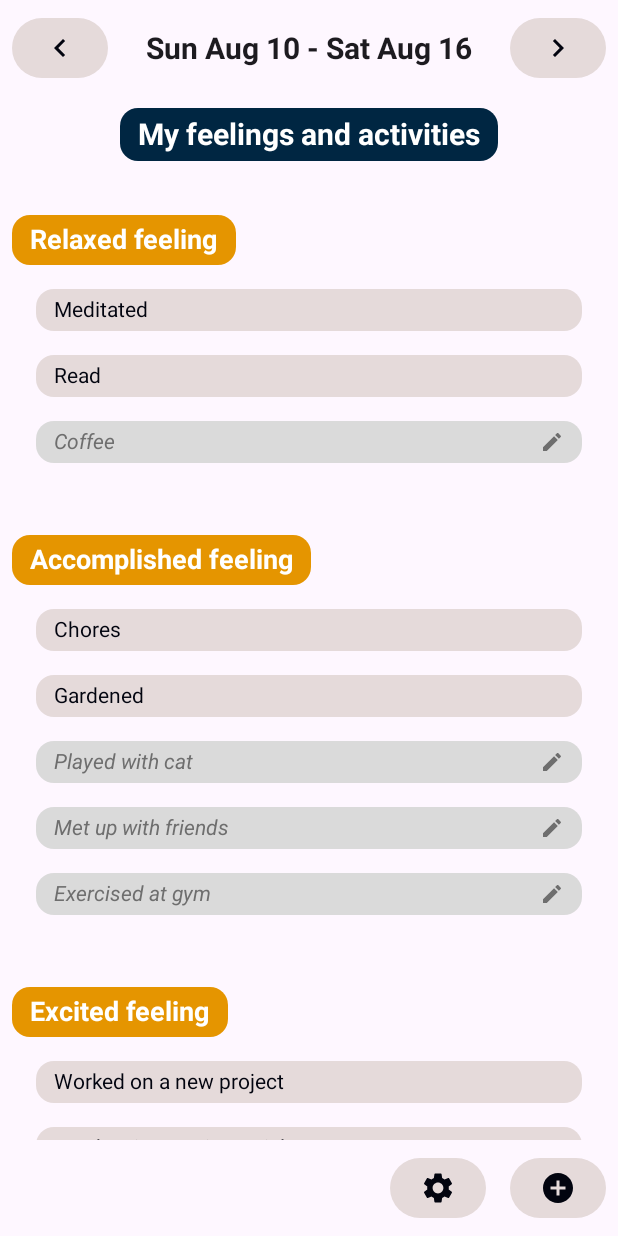
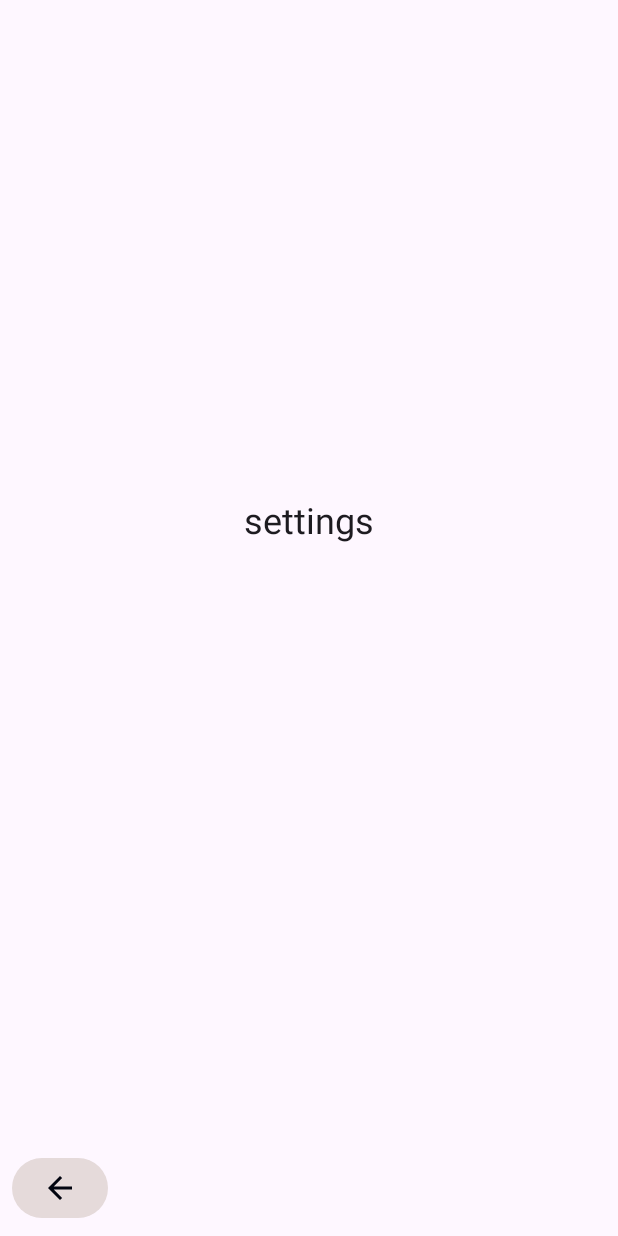
Before and after one commit to msilvprog7/wellbeing-quest, an Android app built with Jetpack Compose: the screen it shows after launch (WeekActivity before the commit, SettingsActivity after it), after a tap on "Navigate to settings", on a phone screen of 412 x 824 dp. Run offline under Robolectric (Android 15) with nearby library versions, the phone set to English and light mode, and no system bars.

Commit message:
Add app navigation between screens

```diff
--- a/app/app/build.gradle.kts
+++ b/app/app/build.gradle.kts
@@ -10,7 +10,7 @@ android {
 
     defaultConfig {
         applicationId = "app.wellbeingquest"
-        minSdk = 24
+        minSdk = 26
         targetSdk = 36
         versionCode = 1
         versionName = "1.0"
@@ -40,9 +40,9 @@ android {
 }
 
 dependencies {
-
     implementation(libs.androidx.core.ktx)
     implementation(libs.androidx.lifecycle.runtime.ktx)
+    implementation(libs.androidx.lifecycle.viewmodel.compose)
     implementation(libs.androidx.activity.compose)
     implementation(platform(libs.androidx.compose.bom))
     implementation(libs.androidx.ui)
--- a/app/app/src/main/AndroidManifest.xml
+++ b/app/app/src/main/AndroidManifest.xml
@@ -11,6 +11,12 @@
         android:roundIcon="@mipmap/ic_launcher_round"
         android:supportsRtl="true"
         android:theme="@style/Theme.WellbeingQuest">
+        <activity
+            android:name=".SettingsActivity"
+            android:exported="false" />
+        <activity
+            android:name=".AddActivity"
+            android:exported="false" />
         <activity
             android:name=".WeekActivity"
             android:exported="false" />
--- /dev/null
+++ b/app/app/src/main/java/app/wellbeingquest/SettingsActivity.kt
@@ -0,0 +1,55 @@
+package app.wellbeingquest
+
+import android.content.Intent
+import android.os.Bundle
+import androidx.activity.ComponentActivity
+import androidx.activity.compose.setContent
+import androidx.compose.foundation.layout.Column
+import androidx.compose.foundation.layout.WindowInsets
+import androidx.compose.foundation.layout.fillMaxSize
+import androidx.compose.foundation.layout.padding
+import androidx.compose.foundation.layout.safeDrawing
+import androidx.compose.material.icons.Icons
+import androidx.compose.material.icons.automirrored.filled.ArrowBack
+import androidx.compose.material3.Scaffold
+import androidx.compose.ui.Alignment
+import androidx.compose.ui.Modifier
+import app.wellbeingquest.ui.theme.BottomBar
+import app.wellbeingquest.ui.theme.NavigationButton
+
+class SettingsActivity : ComponentActivity() {
+    override fun onCreate(savedInstanceState: Bundle?) {
+        super.onCreate(savedInstanceState)
+        setContent {
+            Scaffold(
+                modifier = Modifier.fillMaxSize(),
+                contentWindowInsets = WindowInsets.safeDrawing,
+                bottomBar = {
+                    BottomBar(
+                        alignment = Alignment.Start,
+                        modifier = Modifier) {
+                        NavigationButton(
+                            imageVector = Icons.AutoMirrored.Filled.ArrowBack,
+                            contentDescription = "Navigate back to Week",
+                            onClick = {
+                                var intent = Intent(this@SettingsActivity, WeekActivity::class.java)
+                                startActivity(intent)
+                            }
+                        )
+                    }
+                }
+            ) { innerPadding ->
+                Column(
+                    modifier = Modifier
+                        .fillMaxSize()
+                        .padding(innerPadding)
+                ) {
+                    Greeting(
+                        text = "settings",
+                        modifier = Modifier.padding(innerPadding)
+                    )
+                }
+            }
+        }
+    }
+}
--- a/app/app/src/main/java/app/wellbeingquest/WeekActivity.kt
+++ b/app/app/src/main/java/app/wellbeingquest/WeekActivity.kt
@@ -1,10 +1,9 @@
 package app.wellbeingquest
 
+import android.content.Intent
 import android.os.Bundle
-import android.widget.Toast
 import androidx.activity.ComponentActivity
 import androidx.activity.compose.setContent
-import androidx.compose.foundation.ScrollState
 import androidx.compose.foundation.background
 import androidx.compose.foundation.layout.Arrangement
 import androidx.compose.foundation.layout.Column
@@ -18,7 +17,6 @@ import androidx.compose.foundation.layout.height
 import androidx.compose.foundation.layout.padding
 import androidx.compose.foundation.layout.safeDrawing
 import androidx.compose.foundation.layout.size
-import androidx.compose.foundation.layout.width
 import androidx.compose.foundation.layout.wrapContentWidth
 import androidx.compose.foundation.rememberScrollState
 import androidx.compose.foundation.shape.RoundedCornerShape
@@ -29,31 +27,63 @@ import androidx.compose.material.icons.automirrored.filled.KeyboardArrowRight
 import androidx.compose.material.icons.filled.AddCircle
 import androidx.compose.material.icons.filled.Edit
 import androidx.compose.material.icons.filled.Settings
-import androidx.compose.material3.Button
-import androidx.compose.material3.ButtonDefaults
 import androidx.compose.material3.Icon
 import androidx.compose.material3.Scaffold
 import androidx.compose.material3.Text
 import androidx.compose.runtime.Composable
+import androidx.compose.runtime.collectAsState
 import androidx.compose.ui.Alignment
 import androidx.compose.ui.Modifier
 import androidx.compose.ui.graphics.Color
-import androidx.compose.ui.graphics.vector.ImageVector
-import androidx.compose.ui.platform.LocalContext
 import androidx.compose.ui.text.font.FontStyle
 import androidx.compose.ui.text.font.FontWeight
 import androidx.compose.ui.unit.dp
 import androidx.compose.ui.unit.sp
+import androidx.lifecycle.viewmodel.compose.viewModel
+import app.wellbeingquest.ui.theme.BottomBar
+import app.wellbeingquest.ui.theme.NavigationButton
+import app.wellbeingquest.ui.theme.TopBar
+import java.time.LocalDate
+import java.time.format.DateTimeFormatter
 
 class WeekActivity : ComponentActivity() {
+
+    var weekNameFormatter: DateTimeFormatter = DateTimeFormatter.ofPattern("yyyy-MM-dd")
+    var dayNameFormatter: DateTimeFormatter = DateTimeFormatter.ofPattern("EEE MMM d")
+
     override fun onCreate(savedInstanceState: Bundle?) {
         super.onCreate(savedInstanceState)
         setContent {
+            val weekViewModel: WeekViewModel = viewModel()
+            val selectedWeekStart = weekViewModel.selectedWeekStart.collectAsState()
+            val hasNextWeek = weekViewModel.hasNextWeek.collectAsState()
+
             Scaffold(
                 modifier = Modifier.fillMaxSize(),
                 contentWindowInsets = WindowInsets.safeDrawing,
                 bottomBar = {
-                    BottomBar()
+                    BottomBar(
+                        alignment = Alignment.End,
+                        modifier = Modifier
+                    ) {
+                        NavigationButton(
+                            imageVector = Icons.Default.Settings,
+                            contentDescription = "Navigate to settings",
+                            onClick = {
+                                var intent = Intent(this@WeekActivity, SettingsActivity::class.java)
+                                startActivity(intent)
+                            }
+                        )
+                        NavigationButton(
+                            imageVector = Icons.Default.AddCircle,
+                            contentDescription = "Add an activity",
+                            onClick = {
+                                var intent = Intent(this@WeekActivity, AddActivity::class.java)
+                                startActivity(intent)
+                            },
+                            enabled = !hasNextWeek.value
+                        )
+                    }
                 }
             ) { innerPadding ->
                 Column(
@@ -61,35 +91,47 @@ class WeekActivity : ComponentActivity() {
                         .fillMaxSize()
                         .padding(innerPadding)
                 ) {
-                    TopBar()
+                    TopBar(
+                        arrangement = Arrangement.SpaceBetween,
+                        modifier = Modifier) {
+
+                        NavigationButton(
+                            imageVector = Icons.AutoMirrored.Filled.KeyboardArrowLeft,
+                            contentDescription = "View the previous week",
+                            onClick = {
+                                weekViewModel.previousWeek()
+                            }
+                        )
+                        GroupText(
+                            text = getWeekDisplay(selectedWeekStart.value),
+                            modifier = Modifier
+                                .wrapContentWidth(Alignment.CenterHorizontally)
+                                .align(Alignment.CenterVertically))
+                        NavigationButton(
+                            imageVector = Icons.AutoMirrored.Filled.KeyboardArrowRight,
+                            contentDescription = "View the next week",
+                            onClick = {
+                                weekViewModel.nextWeek()
+                            },
+                            enabled = hasNextWeek.value
+                        )
+
+                    }
+
                     ScrollableContent()
                 }
             }
         }
     }
 
-    @Composable
-    fun TopBar() {
-        Row(
-            modifier = Modifier
-                .fillMaxWidth()
-                .padding(8.dp),
-            horizontalArrangement = Arrangement.SpaceBetween
-        ) {
-            NavigationButton(
-                imageVector = Icons.AutoMirrored.Filled.KeyboardArrowLeft,
-                contentDescription = "View the previous week"
-            )
-            GroupText(
-                text = "Sun Aug 10 - Sat Aug 16",
-                modifier = Modifier
-                    .wrapContentWidth(Alignment.CenterHorizontally)
-                    .align(Alignment.CenterVertically))
-            NavigationButton(
-                imageVector = Icons.AutoMirrored.Filled.KeyboardArrowRight,
-                contentDescription = "View the next week"
-            )
-        }
+    fun getWeekName(selectedWeek: LocalDate): String {
+        return weekNameFormatter.format(selectedWeek)
+    }
+
+    fun getWeekDisplay(selectedWeek: LocalDate): String {
+        val start = dayNameFormatter.format(selectedWeek)
+        val end = dayNameFormatter.format(selectedWeek.plusDays(6))
+        return "$start - $end"
     }
 
     @Composable
@@ -137,30 +179,9 @@ class WeekActivity : ComponentActivity() {
     }
 
     @Composable
-    fun BottomBar() {
-        // Bottom Bar
-        Row(
-            modifier = Modifier
-                .fillMaxWidth()
-                .padding(8.dp),
-            horizontalArrangement = Arrangement.spacedBy(16.dp, Alignment.End),
-            verticalAlignment = Alignment.CenterVertically
-        ) {
-            NavigationButton(
-                imageVector = Icons.Default.Settings,
-                contentDescription = "Navigate to settings"
-            )
-            NavigationButton(
-                imageVector = Icons.Default.AddCircle,
-                contentDescription = "Add an activity"
-            )
-        }
-    }
-
-    @Composable
     fun GroupText(text: String, modifier: Modifier) {
         Text(
-            text = "Sun Aug 10 - Sat Aug 16",
+            text = text,
             fontSize = 20.sp,
             fontWeight = FontWeight.Bold,
             modifier = modifier
@@ -181,32 +202,6 @@ class WeekActivity : ComponentActivity() {
                 )
                 .padding(horizontal = 12.dp, vertical = 6.dp)
         )
-    }
-
-    @Composable
-    fun NavigationButton(imageVector: ImageVector, contentDescription: String) {
-        var context = LocalContext.current
-
-        Button(
-            onClick = {
-                Toast.makeText(context, contentDescription, Toast.LENGTH_SHORT)
-                    .show()
-            },
-            colors = ButtonDefaults.buttonColors(
-                containerColor = Color(0xFFE5DADA), // Timberwolf Gray
-                contentColor = Color(0xFF02040F) // Rich Black
-            ),
-            modifier = Modifier
-                .width(64.dp),
-            contentPadding = PaddingValues(0.dp)
-        ) {
-            Icon(
-                imageVector = imageVector,
-                contentDescription = contentDescription,
-                modifier = Modifier,
-                tint = Color(0xFF02040F) // Rich Black
-            )
-        }
     }
 
     @Composable
--- /dev/null
+++ b/app/app/src/main/java/app/wellbeingquest/WeekViewModel.kt
@@ -0,0 +1,37 @@
+package app.wellbeingquest
+
+import androidx.lifecycle.ViewModel
+import androidx.lifecycle.viewModelScope
+import kotlinx.coroutines.flow.MutableStateFlow
+import kotlinx.coroutines.flow.SharingStarted
+import kotlinx.coroutines.flow.StateFlow
+import kotlinx.coroutines.flow.map
+import kotlinx.coroutines.flow.stateIn
+import java.time.LocalDate
+
+class WeekViewModel : ViewModel() {
+
+    private val _selectedWeekStart = MutableStateFlow(getStartOfWeek())
+    val selectedWeekStart: StateFlow<LocalDate> = _selectedWeekStart
+    val hasNextWeek: StateFlow<Boolean> = _selectedWeekStart
+        .map { date -> date.plusWeeks(1).isBefore(LocalDate.now()) }
+        .stateIn(viewModelScope, SharingStarted.Eagerly, false)
+
+    fun previousWeek() {
+        _selectedWeekStart.value = _selectedWeekStart.value.minusWeeks(1)
+    }
+
+    fun nextWeek() {
+        if (!hasNextWeek.value) {
+            return
+        }
+
+        _selectedWeekStart.value = _selectedWeekStart.value.plusWeeks(1)
+    }
+
+    fun getStartOfWeek(): LocalDate {
+        val today = LocalDate.now()
+        val daysAfterSunday = today.dayOfWeek.value % 7
+        return today.minusDays(daysAfterSunday.toLong())
+    }
+}
--- /dev/null
+++ b/app/app/src/main/java/app/wellbeingquest/ui/theme/Bar.kt
@@ -0,0 +1,52 @@
+package app.wellbeingquest.ui.theme
+
+import androidx.compose.foundation.layout.Arrangement
+import androidx.compose.foundation.layout.PaddingValues
+import androidx.compose.foundation.layout.Row
+import androidx.compose.foundation.layout.RowScope
+import androidx.compose.foundation.layout.fillMaxWidth
+import androidx.compose.foundation.layout.padding
+import androidx.compose.foundation.layout.width
+import androidx.compose.material3.Button
+import androidx.compose.material3.ButtonDefaults
+import androidx.compose.material3.Icon
+import androidx.compose.material3.MaterialTheme
+import androidx.compose.material3.Surface
+import androidx.compose.runtime.Composable
+import androidx.compose.ui.Alignment
+import androidx.compose.ui.Modifier
+import androidx.compose.ui.graphics.Color
+import androidx.compose.ui.graphics.vector.ImageVector
+import androidx.compose.ui.platform.LocalContext
+import androidx.compose.ui.unit.dp
+
+@Composable
+fun TopBar(arrangement: Arrangement.Horizontal, modifier: Modifier, content: @Composable RowScope.() -> Unit) {
+    Surface(
+        modifier = modifier.fillMaxWidth(),
+        color = MaterialTheme.colorScheme.surface
+    ) {
+        Row(
+            modifier = Modifier
+                .fillMaxWidth()
+                .padding(8.dp),
+            horizontalArrangement = arrangement,
+            content = content)
+    }
+}
+
+@Composable
+fun BottomBar(alignment: Alignment.Horizontal, modifier: Modifier, content: @Composable RowScope.() -> Unit) {
+    Surface(
+        modifier = modifier.fillMaxWidth(),
+        color = MaterialTheme.colorScheme.surface
+    ) {
+        Row(
+            modifier = Modifier
+                .fillMaxWidth()
+                .padding(8.dp),
+            horizontalArrangement = Arrangement.spacedBy(16.dp, alignment),
+            verticalAlignment = Alignment.CenterVertically,
+            content = content)
+    }
+}
--- /dev/null
+++ b/app/app/src/main/java/app/wellbeingquest/ui/theme/Button.kt
@@ -0,0 +1,37 @@
+package app.wellbeingquest.ui.theme
+
+import androidx.compose.foundation.layout.PaddingValues
+import androidx.compose.foundation.layout.width
+import androidx.compose.material3.Button
+import androidx.compose.material3.ButtonDefaults
+import androidx.compose.material3.Icon
+import androidx.compose.runtime.Composable
+import androidx.compose.ui.Modifier
+import androidx.compose.ui.graphics.Color
+import androidx.compose.ui.graphics.vector.ImageVector
+import androidx.compose.ui.platform.LocalContext
+import androidx.compose.ui.unit.dp
+
+@Composable
+fun NavigationButton(imageVector: ImageVector, contentDescription: String, onClick: () -> Unit, enabled: Boolean = true) {
+    var context = LocalContext.current
+
+    Button(
+        onClick = onClick,
+        enabled = enabled,
+        colors = ButtonDefaults.buttonColors(
+            containerColor = Color(0xFFE5DADA), // Timberwolf Gray
+            contentColor = Color(0xFF02040F) // Rich Black
+        ),
+        modifier = Modifier
+            .width(64.dp),
+        contentPadding = PaddingValues(0.dp)
+    ) {
+        Icon(
+            imageVector = imageVector,
+            contentDescription = contentDescription,
+            modifier = Modifier,
+            tint = Color(0xFF02040F) // Rich Black
+        )
+    }
+}
--- a/app/app/src/main/res/values/colors.xml
+++ b/app/app/src/main/res/values/colors.xml
@@ -7,4 +7,8 @@
     <color name="teal_700">#FF018786</color>
     <color name="black">#FF000000</color>
     <color name="white">#FFFFFFFF</color>
+    <color name="light_blue_400">#FF29B6F6</color>
+    <color name="light_blue_600">#FF039BE5</color>
+    <color name="gray_400">#FFBDBDBD</color>
+    <color name="gray_600">#FF757575</color>
 </resources>
--- a/app/gradle/libs.versions.toml
+++ b/app/gradle/libs.versions.toml
@@ -5,6 +5,7 @@ coreKtx = "1.10.1"
 junit = "4.13.2"
 junitVersion = "1.1.5"
 espressoCore = "3.5.1"
+lifecycle = "2.7.0"
 lifecycleRuntimeKtx = "2.6.1"
 activityCompose = "1.8.0"
 composeBom = "2024.09.00"
@@ -20,6 +21,7 @@ androidx-core-ktx = { group = "androidx.core", name = "core-ktx", version.ref =
 junit = { group = "junit", name = "junit", version.ref = "junit" }
 androidx-junit = { group = "androidx.test.ext", name = "junit", version.ref = "junitVersion" }
 androidx-espresso-core = { group = "androidx.test.espresso", name = "espresso-core", version.ref = "espressoCore" }
+androidx-lifecycle-viewmodel-compose = { module = "androidx.lifecycle:lifecycle-viewmodel-compose", version.ref = "lifecycle" }
 androidx-lifecycle-runtime-ktx = { group = "androidx.lifecycle", name = "lifecycle-runtime-ktx", version.ref = "lifecycleRuntimeKtx" }
 androidx-activity-compose = { group = "androidx.activity", name = "activity-compose", version.ref = "activityCompose" }
 androidx-compose-bom = { group = "androidx.compose", name = "compose-bom", version.ref = "composeBom" }
```
Also changed, not shown: app/app/src/main/java/app/wellbeingquest/AddActivity.kt (added, +56 -0 lines), app/app/src/main/res/values-night/styles.xml (added, +7 -0 lines), app/app/src/main/res/values/attrs_button.xml (added, +8 -0 lines), app/app/src/main/res/values/styles.xml (added, +7 -0 lines).
